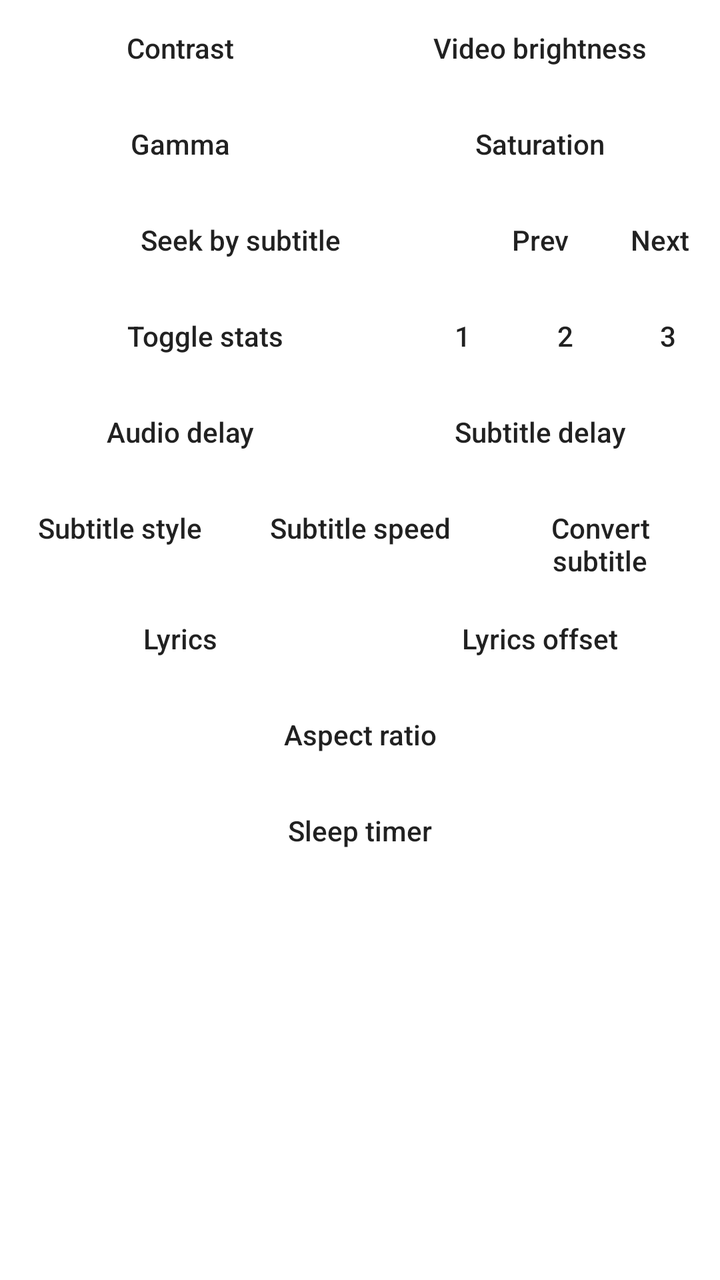
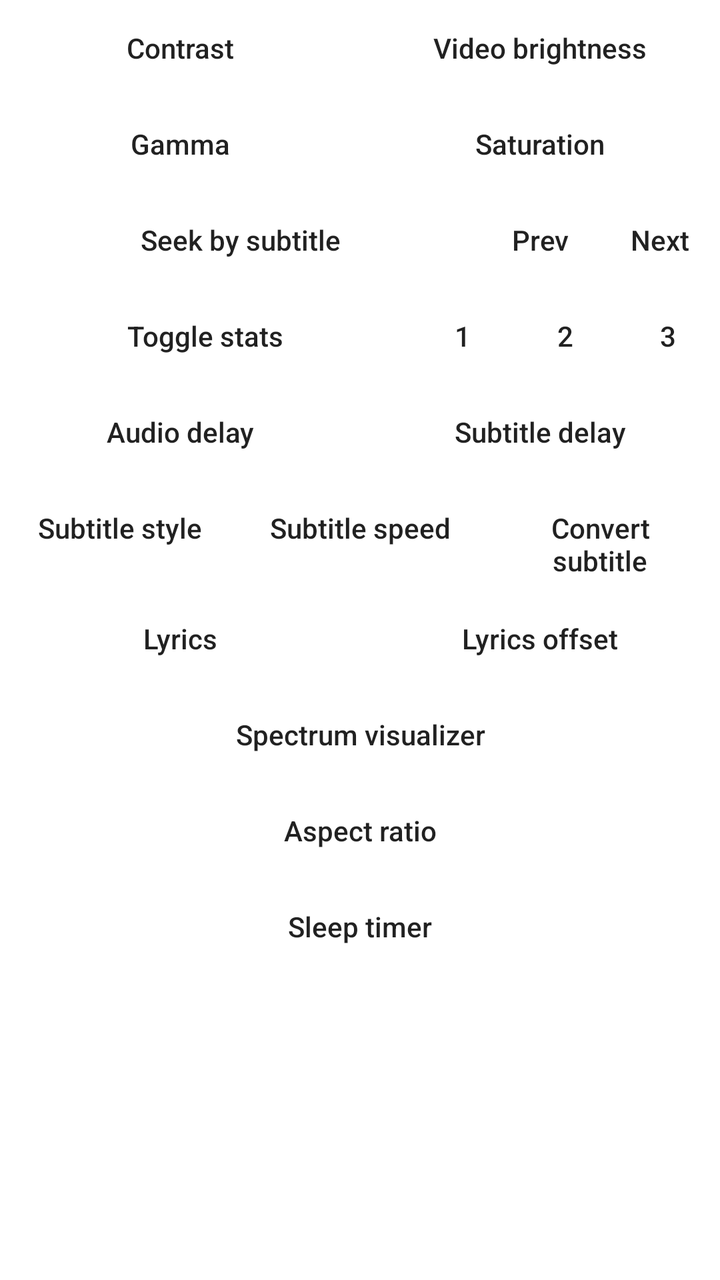

Two renders of the same Android screen: before a commit and after it. Below are the layout's source before the change and the commit's diff.
<!-- AndroidManifest.xml: fallback theme Theme.MaterialComponents.DayNight.NoActionBar -->
<!-- res/layout/dialog_advanced_menu.xml -->
<?xml version="1.0" encoding="utf-8"?>
<ScrollView xmlns:android="http://schemas.android.com/apk/res/android"
    android:layout_width="match_parent"
    android:layout_height="match_parent">

    <LinearLayout
        android:orientation="vertical" android:layout_width="match_parent"
        android:layout_height="wrap_content">

        <TableRow
            android:id="@+id/rowVideo1"
            android:layout_width="match_parent"
            android:layout_height="wrap_content">

            <Button
                android:id="@+id/contrastBtn"
                style="@style/Widget.AppCompat.Button.Borderless"
                android:layout_width="0dp"
                android:layout_height="wrap_content"
                android:layout_weight="1"
                android:text="@string/contrast"
                android:textAllCaps="false" />

            <Button
                android:id="@+id/brightnessBtn"
                style="@style/Widget.AppCompat.Button.Borderless"
                android:layout_width="0dp"
                android:layout_height="wrap_content"
                android:layout_weight="1"
                android:text="@string/video_brightness"
                android:textAllCaps="false" />

        </TableRow>

        <TableRow
            android:id="@+id/rowVideo2"
            android:layout_width="match_parent"
            android:layout_height="match_parent">

            <Button
                android:id="@+id/gammaBtn"
                style="@style/Widget.AppCompat.Button.Borderless"
                android:layout_width="0dp"
                android:layout_height="wrap_content"
                android:layout_weight="1"
                android:text="@string/gamma"
                android:textAllCaps="false" />

            <Button
                android:id="@+id/saturationBtn"
                style="@style/Widget.AppCompat.Button.Borderless"
                android:layout_width="0dp"
                android:layout_height="wrap_content"
                android:layout_weight="1"
                android:text="@string/saturation"
                android:textAllCaps="false" />
        </TableRow>

        <TableRow
            android:id="@+id/rowSubSeek"
            android:layout_width="match_parent"
            android:layout_height="wrap_content">

            <Button
                android:id="@+id/subSeekBtn"
                style="@style/Widget.AppCompat.Button.Borderless"
                android:layout_width="0dp"
                android:layout_height="wrap_content"
                android:layout_weight="4"
                android:text="@string/sub_seek_button"
                android:textAllCaps="false" />

            <Button
                android:id="@+id/subSeekPrev"
                style="@style/Widget.AppCompat.Button.Borderless"
                android:layout_width="0dp"
                android:layout_height="wrap_content"
                android:layout_weight="1"
                android:background="@drawable/alpha_lighten"
                android:text="@string/dialog_prev"
                android:textAllCaps="false" />

            <Button
                android:id="@+id/subSeekNext"
                style="@style/Widget.AppCompat.Button.Borderless"
                android:layout_width="0dp"
                android:layout_height="wrap_content"
                android:layout_weight="1"
                android:background="@drawable/alpha_lighten"
                android:text="@string/dialog_next"
                android:textAllCaps="false" />

        </TableRow>

        <TableRow
            android:layout_width="match_parent"
            android:layout_height="wrap_content">

            <Button
                android:id="@+id/statsBtn"
                style="@style/Widget.AppCompat.Button.Borderless"
                android:layout_width="0dp"
                android:layout_height="wrap_content"
                android:layout_weight="4"
                android:text="@string/toggle_stats"
                android:textAllCaps="false" />

            <Button
                android:id="@+id/statsBtn1"
                style="@style/Widget.AppCompat.Button.Borderless"
                android:layout_width="0dp"
                android:layout_height="wrap_content"
                android:layout_weight="1"
                android:background="@drawable/alpha_lighten"
                android:text="1"
                android:textAllCaps="false" />

            <Button
                android:id="@+id/statsBtn2"
                style="@style/Widget.AppCompat.Button.Borderless"
                android:layout_width="0dp"
                android:layout_height="wrap_content"
                android:layout_weight="1"
                android:background="@drawable/alpha_lighten"
                android:text="2"
                android:textAllCaps="false" />

            <Button
                android:id="@+id/statsBtn3"
                style="@style/Widget.AppCompat.Button.Borderless"
                android:layout_width="0dp"
                android:layout_height="wrap_content"
                android:layout_weight="1"
                android:background="@drawable/alpha_lighten"
                android:text="3"
                android:textAllCaps="false" />

        </TableRow>

        <TableRow
            android:layout_width="match_parent"
            android:layout_height="match_parent">

            <Button
                android:id="@+id/audioDelayBtn"
                style="@style/Widget.AppCompat.Button.Borderless"
                android:layout_width="0dp"
                android:layout_height="wrap_content"
                android:layout_weight="1"
                android:text="@string/audio_delay"
                android:textAllCaps="false" />

            <Button
                android:id="@+id/subDelayBtn"
                style="@style/Widget.AppCompat.Button.Borderless"
                android:layout_width="0dp"
                android:layout_height="wrap_content"
                android:layout_weight="1"
                android:text="@string/sub_delay"
                android:textAllCaps="false" />

        </TableRow>

        <TableRow
            android:id="@+id/rowSubStyle"
            android:layout_width="match_parent"
            android:layout_height="wrap_content">

            <Button
                android:id="@+id/subStyleBtn"
                style="@style/Widget.AppCompat.Button.Borderless"
                android:layout_width="0dp"
                android:layout_height="wrap_content"
                android:layout_weight="1"
                android:text="@string/sub_style_btn"
                android:textAllCaps="false" />

            <Button
                android:id="@+id/subSpeedBtn"
                style="@style/Widget.AppCompat.Button.Borderless"
                android:layout_width="0dp"
                android:layout_height="wrap_content"
                android:layout_weight="1"
                android:text="@string/sub_speed_btn"
                android:textAllCaps="false" />

            <Button
                android:id="@+id/subConvertBtn"
                style="@style/Widget.AppCompat.Button.Borderless"
                android:layout_width="0dp"
                android:layout_height="wrap_content"
                android:layout_weight="1"
                android:text="@string/sub_convert_btn"
                android:textAllCaps="false" />

        </TableRow>

        <TableRow
            android:id="@+id/rowLyrics"
            android:layout_width="match_parent"
            android:layout_height="wrap_content">

            <Button
                android:id="@+id/lyricsToggleBtn"
                style="@style/Widget.AppCompat.Button.Borderless"
                android:layout_width="0dp"
                android:layout_height="wrap_content"
                android:layout_weight="1"
                android:text="@string/lyrics_btn"
                android:textAllCaps="false" />

            <Button
                android:id="@+id/lyricsOffsetBtn"
                style="@style/Widget.AppCompat.Button.Borderless"
                android:layout_width="0dp"
                android:layout_height="wrap_content"
                android:layout_weight="1"
                android:text="@string/lyrics_offset_btn"
                android:textAllCaps="false" />

        </TableRow>

        <Button
            android:id="@+id/aspectBtn"
            style="@style/Widget.AppCompat.Button.Borderless"
            android:layout_width="match_parent"
            android:layout_height="wrap_content"
            android:text="@string/aspect_ratio"
            android:textAllCaps="false" />

        <Button
            android:id="@+id/sleepTimerBtn"
            style="@style/Widget.AppCompat.Button.Borderless"
            android:layout_width="match_parent"
            android:layout_height="wrap_content"
            android:text="@string/sleep_timer"
            android:textAllCaps="false" />

    </LinearLayout>

</ScrollView>
<!-- resources referenced by this layout -->
<resources>
  <!-- drawable alpha_lighten (drawable) -->
  <?xml version="1.0" encoding="utf-8"?>
  <selector xmlns:android="http://schemas.android.com/apk/res/android">
      <item android:drawable="@color/alpha24pct_light" android:state_focused="true" />
      <item android:drawable="@color/alpha24pct_light" android:state_pressed="true" />
      <item android:drawable="@color/alpha12pct_light" />
  </selector>
  <string name="aspect_ratio">Aspect ratio</string>
  <string name="audio_delay">Audio delay</string>
  <string name="contrast">Contrast</string>
  <string name="dialog_next">Next</string>
  <string name="dialog_prev">Prev</string>
  <string name="gamma">Gamma</string>
  <string name="lyrics_btn">Lyrics</string>
  <string name="lyrics_offset_btn">Lyrics offset</string>
  <string name="saturation">Saturation</string>
  <string name="sleep_timer">Sleep timer</string>
  <string name="sub_convert_btn">Convert subtitle</string>
  <string name="sub_delay">Subtitle delay</string>
  <string name="sub_seek_button">Seek by subtitle</string>
  <string name="sub_speed_btn">Subtitle speed</string>
  <string name="sub_style_btn">Subtitle style</string>
  <string name="toggle_stats">Toggle stats</string>
  <string name="video_brightness">Video brightness</string>
  <color name="alpha24pct_light">#3dffffff</color>
  <color name="alpha12pct_light">#1fffffff</color>
</resources>

<!-- the commit's change to res/layout/dialog_advanced_menu.xml (unified diff, before → after) -->
@@ -221,6 +221,14 @@
         </TableRow>
 
         <Button
+            android:id="@+id/spectrumToggleBtn"
+            style="@style/Widget.AppCompat.Button.Borderless"
+            android:layout_width="match_parent"
+            android:layout_height="wrap_content"
+            android:text="@string/spectrum_btn"
+            android:textAllCaps="false" />
+
+        <Button
             android:id="@+id/aspectBtn"
             style="@style/Widget.AppCompat.Button.Borderless"
             android:layout_width="match_parent"
<!-- resource entries referenced after the edit -->
@@ -17,6 +17,7 @@
   <string name="lyrics_offset_btn">Lyrics offset</string>
   <string name="saturation">Saturation</string>
   <string name="sleep_timer">Sleep timer</string>
+  <string name="spectrum_btn">Spectrum visualizer</string>
   <string name="sub_convert_btn">Convert subtitle</string>
   <string name="sub_delay">Subtitle delay</string>
   <string name="sub_seek_button">Seek by subtitle</string>
